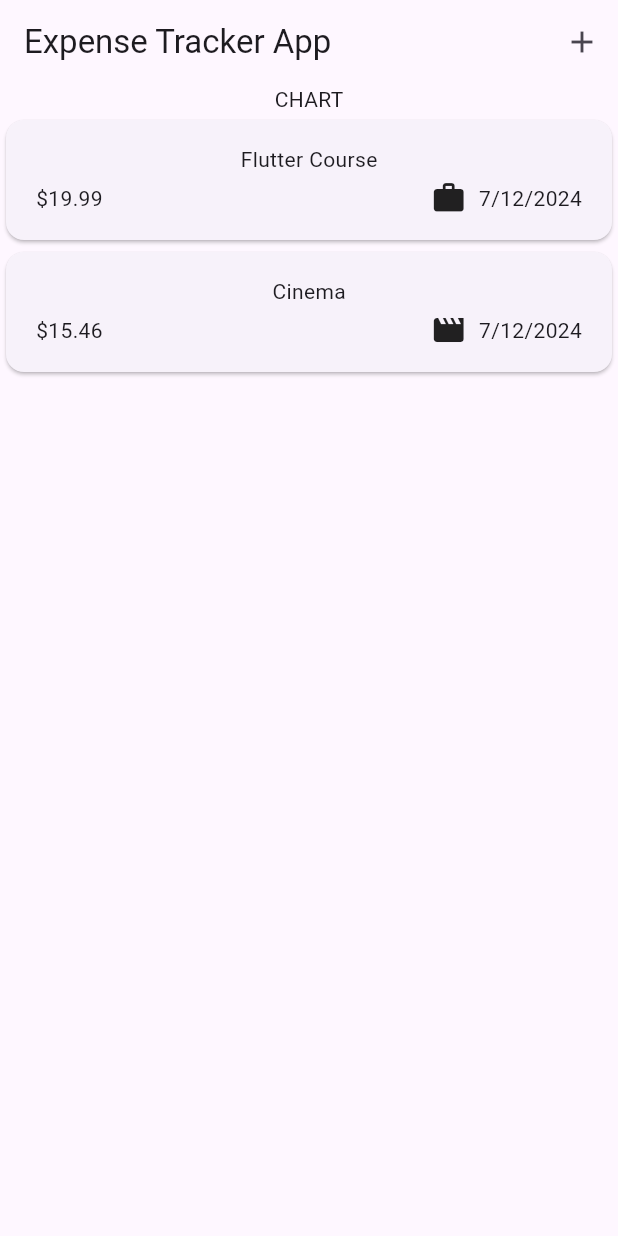
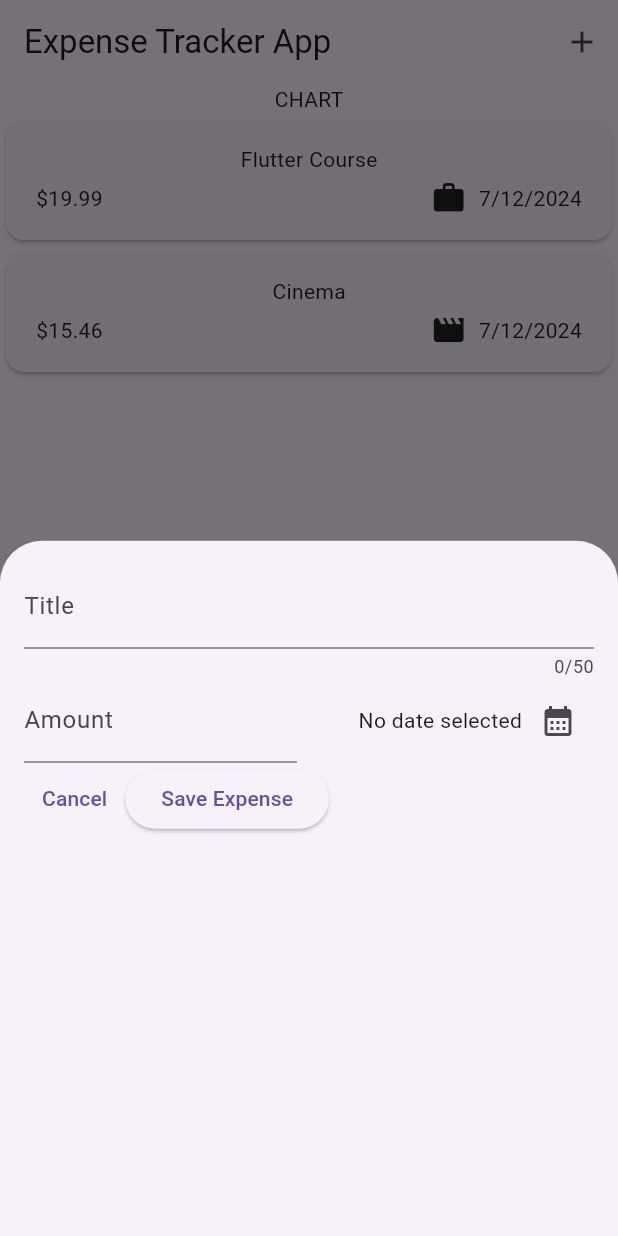
Before and after one commit to weitecklee/expense_tracker_app, a Flutter app: the screen it shows after launch, after a tap on the "add" icon, on a phone screen of 412 x 824 dp. Run offline on Flutter 3.47's test engine with Material 3 defaults, Android fonts, the phone set to English and light mode, and no system bars.

Commit message:
new expense overlay with title, amount, date

```diff
--- a/lib/widgets/expenses.dart
+++ b/lib/widgets/expenses.dart
@@ -1,5 +1,6 @@
 import 'package:expense_tracker_app/widgets/expenses_list/expenses_list.dart';
 import 'package:expense_tracker_app/models/expense.dart';
+import 'package:expense_tracker_app/widgets/new_expense.dart';
 import 'package:flutter/material.dart';
 
 class Expenses extends StatefulWidget {
@@ -25,6 +26,13 @@ class _ExpensesState extends State<Expenses> {
     ),
   ];
 
+  void _openAddExpenseOverlay() {
+    showModalBottomSheet(
+      context: context,
+      builder: (ctx) => const NewExpense(),
+    );
+  }
+
   @override
   Widget build(BuildContext context) {
     return Scaffold(
@@ -32,7 +40,7 @@ class _ExpensesState extends State<Expenses> {
         title: const Text('Expense Tracker App'),
         actions: [
           IconButton(
-            onPressed: () {},
+            onPressed: _openAddExpenseOverlay,
             icon: const Icon(Icons.add),
           )
         ],
--- /dev/null
+++ b/lib/widgets/new_expense.dart
@@ -0,0 +1,104 @@
+import 'package:expense_tracker_app/models/expense.dart';
+import 'package:flutter/material.dart';
+
+class NewExpense extends StatefulWidget {
+  const NewExpense({super.key});
+
+  @override
+  State<NewExpense> createState() => _NewExpenseState();
+}
+
+class _NewExpenseState extends State<NewExpense> {
+  final _titleController = TextEditingController();
+  final _amountController = TextEditingController();
+  DateTime? _selectedDate;
+
+  void _presentDatePicker() async {
+    final now = DateTime.now();
+    final firstDate = DateTime(now.year - 1, now.month, now.day);
+    final pickedDate = await showDatePicker(
+      context: context,
+      initialDate: now,
+      firstDate: firstDate,
+      lastDate: now,
+    );
+    setState(() {
+      _selectedDate = pickedDate;
+    });
+  }
+
+  @override
+  void dispose() {
+    _titleController.dispose();
+    _amountController.dispose();
+    super.dispose();
+  }
+
+  @override
+  Widget build(BuildContext context) {
+    return Padding(
+      padding: const EdgeInsets.all(16),
+      child: Column(
+        children: [
+          TextField(
+            controller: _titleController,
+            maxLength: 50,
+            decoration: const InputDecoration(
+              label: Text('Title'),
+            ),
+          ),
+          Row(
+            children: [
+              Expanded(
+                child: TextField(
+                  controller: _amountController,
+                  keyboardType:
+                      const TextInputType.numberWithOptions(decimal: true),
+                  decoration: const InputDecoration(
+                    label: Text('Amount'),
+                    prefixText: '\$ ',
+                  ),
+                ),
+              ),
+              const SizedBox(width: 16),
+              Expanded(
+                child: Row(
+                  mainAxisAlignment: MainAxisAlignment.end,
+                  crossAxisAlignment: CrossAxisAlignment.center,
+                  children: [
+                    Text(
+                      _selectedDate == null
+                          ? 'No date selected'
+                          : dateFormatter.format(_selectedDate!),
+                    ),
+                    IconButton(
+                      onPressed: _presentDatePicker,
+                      icon: const Icon(Icons.calendar_month),
+                    ),
+                  ],
+                ),
+              ),
+            ],
+          ),
+          Row(
+            children: [
+              TextButton(
+                onPressed: () {
+                  Navigator.pop(context);
+                },
+                child: const Text('Cancel'),
+              ),
+              ElevatedButton(
+                onPressed: () {
+                  print(_titleController.text);
+                  print(_amountController.text);
+                },
+                child: const Text('Save Expense'),
+              ),
+            ],
+          ),
+        ],
+      ),
+    );
+  }
+}
```
